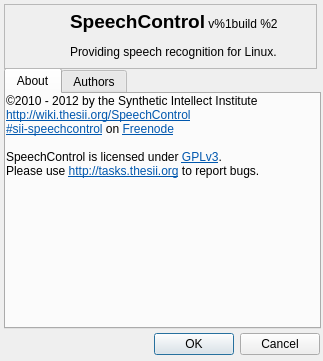
First picture: the form in res/ui/about-dialog.ui, repository smartboyhw/speechcontrol, before the edit.
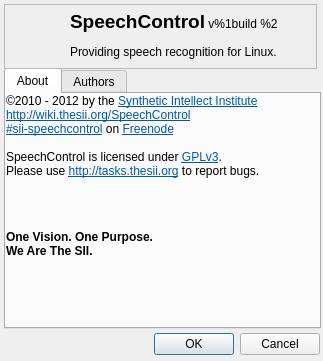
Second picture: the form after the edit. Icons and pictures are not drawn.

Commit message:
BUG: 43 AUTHORS: jalcine
Added a link to the Institute's front page.
Added the Institute's motto.

What changed in the file:
```diff
--- a/res/ui/about-dialog.ui
+++ b/res/ui/about-dialog.ui
@@ -39,7 +39,7 @@
       </rect>
      </property>
      <property name="text">
-      <string>&lt;html&gt;&lt;head/&gt;&lt;body&gt;&lt;p&gt;©2010 - 2012 by the Synthetic Intellect Institute&lt;img src=&quot;:/logo/sii&quot; width=&quot;64&quot; height=&quot;64&quot; style=&quot;float: right; margin: 10px;&quot; /&gt;&lt;br/&gt;&lt;a href=&quot;http://wiki.thesii.org/SpeechControl&quot;&gt;&lt;span style=&quot; text-decoration: underline; color:#0057ae;&quot;&gt;http://wiki.thesii.org/SpeechControl&lt;/span&gt;&lt;/a&gt;&lt;br/&gt;&lt;a href=&quot;irc://irc.freenode.net/sii-speechcontrol&quot;&gt;&lt;span style=&quot; text-decoration: underline; color:#0057ae;&quot;&gt;#sii-speechcontrol&lt;/span&gt;&lt;/a&gt; on &lt;a href=&quot;http://www.freenode.net&quot;&gt;&lt;span style=&quot; text-decoration: underline; color:#0057ae;&quot;&gt;Freenode&lt;/span&gt;&lt;/a&gt;&lt;br/&gt;&lt;br/&gt;SpeechControl is licensed under &lt;a href=&quot;http://www.gnu.org/licenses/gpl-3.0.txt&quot;&gt;&lt;span style=&quot; text-decoration: underline; color:#0057ae;&quot;&gt;GPLv3&lt;/span&gt;&lt;/a&gt;.&lt;br/&gt;Please use &lt;a href=&quot;http://tasks.thesii.org&quot;&gt;&lt;span style=&quot; text-decoration: underline; color:#0057ae;&quot;&gt;http://tasks.thesii.org&lt;/span&gt;&lt;/a&gt; to report bugs. &lt;/p&gt;&lt;/body&gt;&lt;/html&gt;</string>
+      <string>&lt;html&gt;&lt;head/&gt;&lt;body&gt;&lt;p&gt;©2010 - 2012 by the &lt;a href=&quot;http://www.thesii.org&quot;&gt;&lt;span style=&quot; text-decoration: underline; color:#0057ae;&quot;&gt;Synthetic Intellect Institute&lt;/span&gt;&lt;/a&gt;&lt;img src=&quot;:/logo/sii&quot; width=&quot;64&quot; height=&quot;64&quot; style=&quot;float: right;&quot;/&gt;&lt;br/&gt;&lt;a href=&quot;http://wiki.thesii.org/SpeechControl&quot;&gt;&lt;span style=&quot; text-decoration: underline; color:#0057ae;&quot;&gt;http://wiki.thesii.org/SpeechControl&lt;/span&gt;&lt;/a&gt;&lt;br/&gt;&lt;a href=&quot;irc://irc.freenode.net/sii-speechcontrol&quot;&gt;&lt;span style=&quot; text-decoration: underline; color:#0057ae;&quot;&gt;#sii-speechcontrol&lt;/span&gt;&lt;/a&gt; on &lt;a href=&quot;http://www.freenode.net&quot;&gt;&lt;span style=&quot; text-decoration: underline; color:#0057ae;&quot;&gt;Freenode&lt;/span&gt;&lt;/a&gt;&lt;br/&gt;&lt;br/&gt;SpeechControl is licensed under &lt;a href=&quot;http://www.gnu.org/licenses/gpl-3.0.txt&quot;&gt;&lt;span style=&quot; text-decoration: underline; color:#0057ae;&quot;&gt;GPLv3&lt;/span&gt;&lt;/a&gt;.&lt;br/&gt;Please use &lt;a href=&quot;http://tasks.thesii.org&quot;&gt;&lt;span style=&quot; text-decoration: underline; color:#0057ae;&quot;&gt;http://tasks.thesii.org&lt;/span&gt;&lt;/a&gt; to report bugs. &lt;/p&gt;&lt;p&gt;&lt;br/&gt;&lt;/p&gt;&lt;p&gt;&lt;span style=&quot; font-weight:600;&quot;&gt;One Vision. One Purpose.&lt;br/&gt;We Are The SII.&lt;/span&gt;&lt;/p&gt;&lt;/body&gt;&lt;/html&gt;</string>
      </property>
      <property name="scaledContents">
       <bool>true</bool>
```
